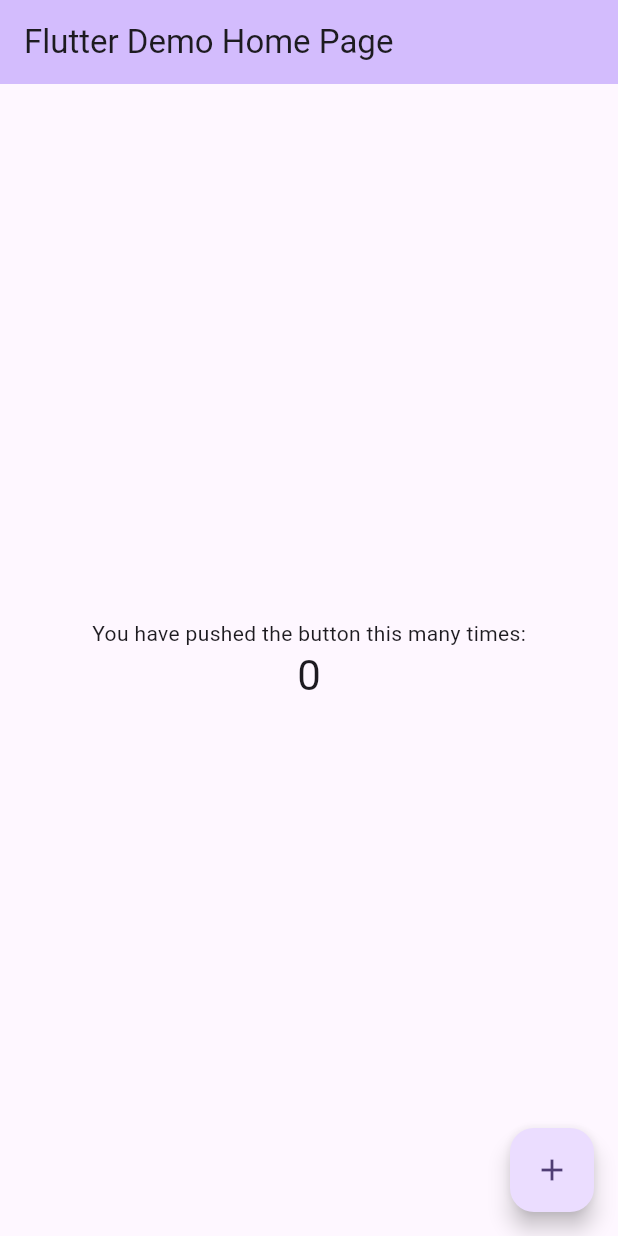
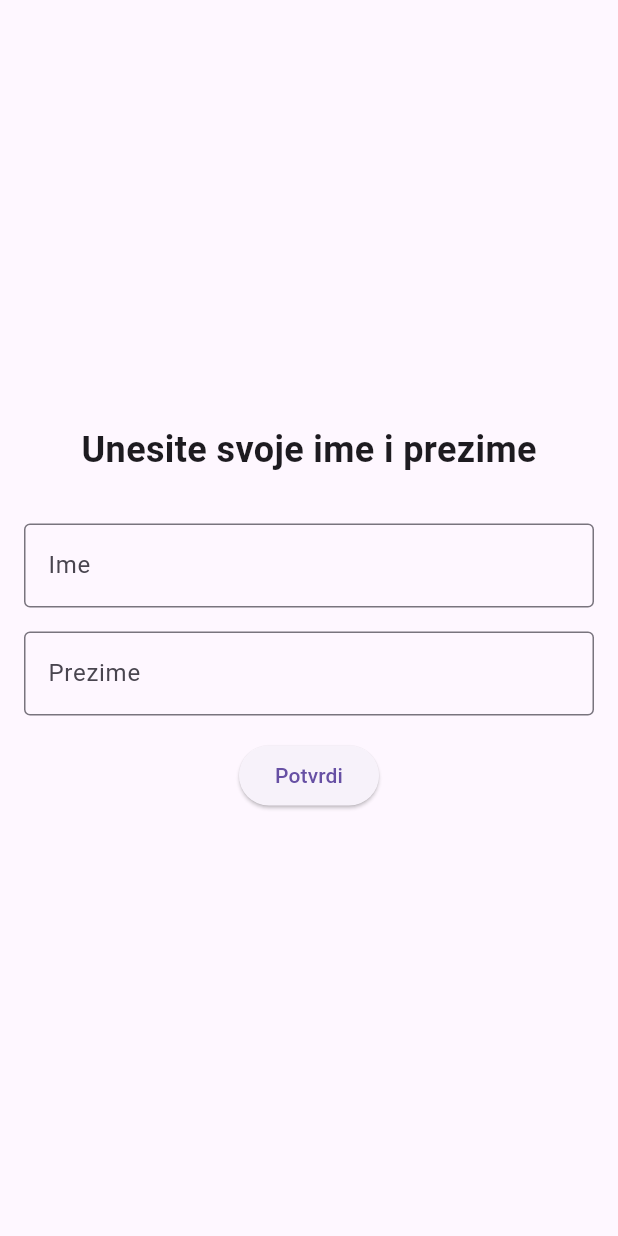
Before and after one commit to tojaku/2024-3b, a Flutter app: the screen it shows after launch, on a phone screen of 412 x 824 dp. Run offline on Flutter 3.47's test engine with Material 3 defaults, Android fonts, the phone set to English and light mode, and no system bars.

Commit message:
upd 25.01.17

```diff
--- a/pmu/test_flutter/lib/main.dart
+++ b/pmu/test_flutter/lib/main.dart
@@ -1,125 +1,138 @@
 import 'package:flutter/material.dart';
 
 void main() {
-  runApp(const MyApp());
+  runApp(const MainApp());
 }
 
-class MyApp extends StatelessWidget {
-  const MyApp({super.key});
+class MainApp extends StatelessWidget {
+  const MainApp({super.key});
 
-  // This widget is the root of your application.
   @override
   Widget build(BuildContext context) {
-    return MaterialApp(
-      title: 'Flutter Demo',
-      theme: ThemeData(
-        // This is the theme of your application.
-        //
-        // TRY THIS: Try running your application with "flutter run". You'll see
-        // the application has a purple toolbar. Then, without quitting the app,
-        // try changing the seedColor in the colorScheme below to Colors.green
-        // and then invoke "hot reload" (save your changes or press the "hot
-        // reload" button in a Flutter-supported IDE, or press "r" if you used
-        // the command line to start the app).
-        //
-        // Notice that the counter didn't reset back to zero; the application
-        // state is not lost during the reload. To reset the state, use hot
-        // restart instead.
-        //
-        // This works for code too, not just values: Most code changes can be
-        // tested with just a hot reload.
-        colorScheme: ColorScheme.fromSeed(seedColor: Colors.deepPurple),
-        useMaterial3: true,
+    return const MaterialApp(
+        home: Scaffold(
+      body: Center(
+        child: MojObrazac(),
       ),
-      home: const MyHomePage(title: 'Flutter Demo Home Page'),
+    ));
+  }
+}
+
+class MojGumb extends StatelessWidget {
+  const MojGumb({super.key});
+
+  @override
+  Widget build(BuildContext context) {
+    return ElevatedButton(
+        onPressed: () {
+          debugPrint("Gumb je pritisnut!");
+        },
+        child: const Text("Pritisni me"));
+  }
+}
+
+class MojObrazac extends StatefulWidget {
+  const MojObrazac({super.key});
+
+  @override
+  State<MojObrazac> createState() => _MojObrazacState();
+}
+
+class _MojObrazacState extends State<MojObrazac> {
+  final TextEditingController imeCtrl = TextEditingController();
+  final TextEditingController prezimeCtrl = TextEditingController();
+
+  @override
+  void dispose() {
+    imeCtrl.dispose();
+    prezimeCtrl.dispose();
+    super.dispose();
+  }
+
+  void _sendData() {
+    String ime = imeCtrl.text;
+    String prezime = prezimeCtrl.text;
+
+    debugPrint("Ime: $ime Prezime: $prezime");
+
+    imeCtrl.text = "";
+    prezimeCtrl.text = "";
+  }
+
+  @override
+  Widget build(BuildContext context) {
+    return Padding(
+      padding: const EdgeInsets.all(16.0),
+      child: Column(
+        mainAxisAlignment: MainAxisAlignment.center,
+        children: [
+          const Text(
+            "Unesite svoje ime i prezime",
+            style: TextStyle(fontSize: 24, fontWeight: FontWeight.bold),
+          ),
+          const SizedBox(
+            height: 32,
+          ),
+          TextField(
+            controller: imeCtrl,
+            decoration: const InputDecoration(
+                labelText: "Ime", border: OutlineInputBorder()),
+          ),
+          const SizedBox(
+            height: 16,
+          ),
+          TextField(
+            controller: prezimeCtrl,
+            decoration: const InputDecoration(
+                labelText: "Prezime", border: OutlineInputBorder()),
+          ),
+          const SizedBox(
+            height: 16,
+          ),
+          ElevatedButton(onPressed: _sendData, child: const Text("Potvrdi"))
+        ],
+      ),
     );
   }
 }
 
-class MyHomePage extends StatefulWidget {
-  const MyHomePage({super.key, required this.title});
+class PrikazPodataka extends StatefulWidget {
+  final String ime;
+  final String prezime;
 
-  // This widget is the home page of your application. It is stateful, meaning
-  // that it has a State object (defined below) that contains fields that affect
-  // how it looks.
-
-  // This class is the configuration for the state. It holds the values (in this
-  // case the title) provided by the parent (in this case the App widget) and
-  // used by the build method of the State. Fields in a Widget subclass are
-  // always marked "final".
-
-  final String title;
+  const PrikazPodataka({required this.ime, required this.prezime, super.key});
 
   @override
-  State<MyHomePage> createState() => _MyHomePageState();
+  State<PrikazPodataka> createState() => _PrikazPodatakaState();
 }
 
-class _MyHomePageState extends State<MyHomePage> {
-  int _counter = 0;
-
-  void _incrementCounter() {
-    setState(() {
-      // This call to setState tells the Flutter framework that something has
-      // changed in this State, which causes it to rerun the build method below
-      // so that the display can reflect the updated values. If we changed
-      // _counter without calling setState(), then the build method would not be
-      // called again, and so nothing would appear to happen.
-      _counter++;
-    });
-  }
-
+class _PrikazPodatakaState extends State<PrikazPodataka> {
   @override
   Widget build(BuildContext context) {
-    // This method is rerun every time setState is called, for instance as done
-    // by the _incrementCounter method above.
-    //
-    // The Flutter framework has been optimized to make rerunning build methods
-    // fast, so that you can just rebuild anything that needs updating rather
-    // than having to individually change instances of widgets.
     return Scaffold(
       appBar: AppBar(
-        // TRY THIS: Try changing the color here to a specific color (to
-        // Colors.amber, perhaps?) and trigger a hot reload to see the AppBar
-        // change color while the other colors stay the same.
-        backgroundColor: Theme.of(context).colorScheme.inversePrimary,
-        // Here we take the value from the MyHomePage object that was created by
-        // the App.build method, and use it to set our appbar title.
-        title: Text(widget.title),
+        title: const Text("Prikaz podataka"),
       ),
-      body: Center(
-        // Center is a layout widget. It takes a single child and positions it
-        // in the middle of the parent.
+      body: Padding(
+        padding: const EdgeInsets.all(16.0),
         child: Column(
-          // Column is also a layout widget. It takes a list of children and
-          // arranges them vertically. By default, it sizes itself to fit its
-          // children horizontally, and tries to be as tall as its parent.
-          //
-          // Column has various properties to control how it sizes itself and
-          // how it positions its children. Here we use mainAxisAlignment to
-          // center the children vertically; the main axis here is the vertical
-          // axis because Columns are vertical (the cross axis would be
-          // horizontal).
-          //
-          // TRY THIS: Invoke "debug painting" (choose the "Toggle Debug Paint"
-          // action in the IDE, or press "p" in the console), to see the
-          // wireframe for each widget.
           mainAxisAlignment: MainAxisAlignment.center,
-          children: <Widget>[
-            const Text(
-              'You have pushed the button this many times:',
+          children: [
+            Text(
+              "Prezime: ${widget.prezime}",
+              style: const TextStyle(fontSize: 22),
+            ),
+            const SizedBox(
+              height: 16,
             ),
             Text(
-              '$_counter',
-              style: Theme.of(context).textTheme.headlineMedium,
+              "Ime: ${widget.ime}",
+              style: const TextStyle(fontSize: 22),
             ),
+            // Ovdje smo stali ...
           ],
         ),
       ),
-      floatingActionButton: FloatingActionButton(
-        onPressed: _incrementCounter,
-        tooltip: 'Increment',
-        child: const Icon(Icons.add),
-      ), // This trailing comma makes auto-formatting nicer for build methods.
     );
   }
 }
--- a/sjiwp/express-app/package.json
+++ b/sjiwp/express-app/package.json
@@ -20,6 +20,7 @@
     "morgan": "^1.10.0"
   },
   "devDependencies": {
+    "@tailwindcss/forms": "^0.5.10",
     "nodemon": "^3.1.7",
     "tailwindcss": "^3.4.17"
   }
```
Also changed, not shown: sjiwp/express-app/package-lock.json, 7 other files.
